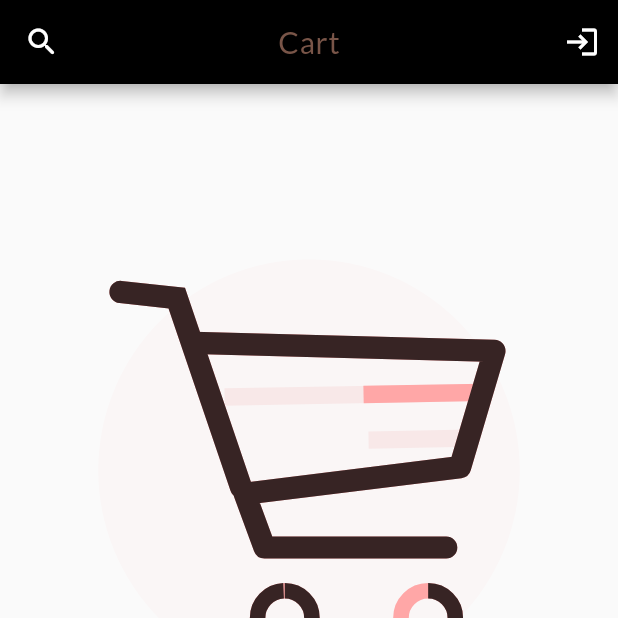
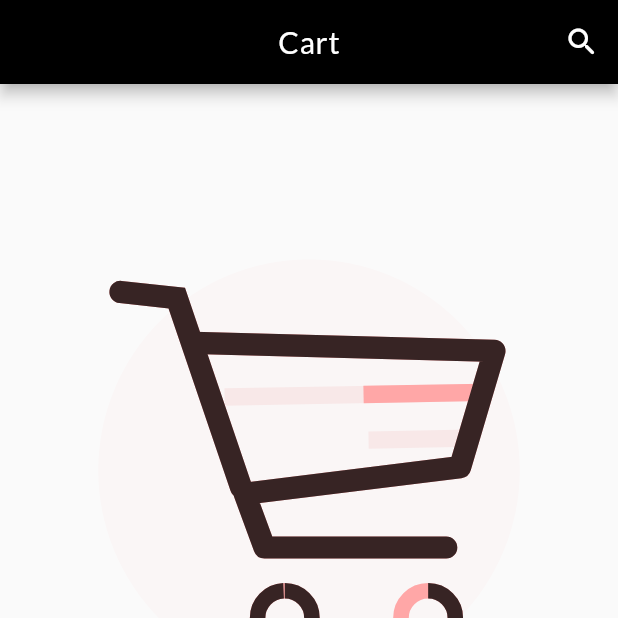
Before and after one commit to athulpp/furniture_user, a Flutter app: the screen it shows once a user with an empty profile is signed in, item 3 of the bottom bar chosen, on a phone screen of 412 x 824 dp, the top half of it. Run offline on Flutter 3.47's test engine with Material 2 defaults, Android fonts, the phone set to English and light mode, and no system bars; drawn by our look-alikes of bottom_navy_bar; our stand-ins replace cloud_firestore, firebase_auth, firebase_core, flutter_svg, fluttertoast, get and 4 more; missing offline and left inert: razorpay_flutter; accounts and stored records are empty; Roboto replaces fonts that are missing (Tillana).

```diff
--- a/lib/constants/const.dart
+++ b/lib/constants/const.dart
@@ -12,4 +12,8 @@ const kTextColor = Color(0xFF535353);
 
 const kTextLightColor = Color(0xFFACACAC);
 
+final kthemeColor = Colors.black;
+
+final kthemeSecColor = Colors.grey;
+
 const kDefaultPadding = 20.0;
--- a/lib/controller/bottom_bar_control.dart
+++ b/lib/controller/bottom_bar_control.dart
@@ -15,6 +15,8 @@ import 'package:userapp/screens/orders/carts_screen.dart';
 import 'package:userapp/screens/search/search.dart';
 
 import 'package:userapp/screens/wishlist/wishlist_builder.dart';
+
+import '../constants/const.dart';
 
 final data_control = Get.put(Controller());
 
@@ -48,25 +50,25 @@ class BottomNavigation extends StatelessWidget {
     ];
     return Scaffold(
       appBar: AppBar(
-        leading: IconButton(
-            onPressed: () {
-              // Get.to(() => SeachScreen());
+        // leading: IconButton(
+        //     onPressed: () {
+        // Get.to(() => SeachScreen());
 
-              // Get.to(() => ProductSearch());
-              showSearch(
-                context: context,
-                delegate: ProductSearch(),
-              );
-            },
-            icon: Icon(Icons.search_rounded)),
+        // Get.to(() => ProductSearch());
+        // showSearch(
+        //   context: context,
+        //   delegate: ProductSearch(),
+        // );
+        // },
+        // icon: Icon(Icons.search_rounded)),
         centerTitle: true,
-        backgroundColor: Colors.black,
+        backgroundColor: kthemeColor,
         title: GetBuilder<Controller>(
           id: 'indexchange',
           builder: (controller) {
             return Text(title[data_control.selectedIndex],
                 style: GoogleFonts.lato(
-                  textStyle: TextStyle(color: Colors.brown, letterSpacing: .5),
+                  textStyle: TextStyle(color: Colors.white, letterSpacing: .5),
                 ));
           },
         ),
@@ -74,11 +76,16 @@ class BottomNavigation extends StatelessWidget {
         actions: [
           IconButton(
               onPressed: () {
-                WelcomeScreen().launch(context,
-                    pageRouteAnimation: PageRouteAnimation.Slide);
-                // Get.to(() => WelcomeScreen());
+                showSearch(context: context, delegate: ProductSearch());
               },
-              icon: Icon(Icons.login))
+              icon: Icon(Icons.search_rounded))
+          // IconButton(
+          //     onPressed: () {
+          //       WelcomeScreen().launch(context,
+          //           pageRouteAnimation: PageRouteAnimation.Slide);
+          //       // Get.to(() => WelcomeScreen());
+          //     },
+          //     icon: Icon(Icons.login))
         ],
       ),
       body: GetBuilder<Controller>(
@@ -90,7 +97,7 @@ class BottomNavigation extends StatelessWidget {
       bottomNavigationBar: Theme(
         data: Theme.of(context).copyWith(
             // sets the background color of the `BottomNavigationBar`
-            canvasColor: Colors.black,
+            canvasColor: kthemeColor,
             // sets the active color of the `BottomNavigationBar` if `Brightness` is light
             primaryColor: Colors.red,
             textTheme: Theme.of(context)
@@ -109,31 +116,31 @@ class BottomNavigation extends StatelessWidget {
                       title: Text('Home',
                           style:
                               GoogleFonts.tillana(fontWeight: FontWeight.bold)),
-                      activeColor: Colors.black,
-                      inactiveColor: Colors.grey),
+                      activeColor: kthemeColor,
+                      inactiveColor: kthemeSecColor),
                   BottomNavyBarItem(
                     icon: Icon(Icons.bookmark_border),
                     title: Text('Wishlist',
                         style:
                             GoogleFonts.tillana(fontWeight: FontWeight.bold)),
-                    activeColor: Colors.black,
-                    inactiveColor: Colors.grey,
+                    activeColor: kthemeColor,
+                    inactiveColor: kthemeSecColor,
                   ),
                   BottomNavyBarItem(
                     icon: Icon(Icons.shopping_cart),
                     title: Text('Cart',
                         style:
                             GoogleFonts.tillana(fontWeight: FontWeight.bold)),
-                    activeColor: Colors.black,
-                    inactiveColor: Colors.grey,
+                    activeColor: kthemeColor,
+                    inactiveColor: kthemeSecColor,
                   ),
                   BottomNavyBarItem(
                     icon: Icon(Icons.topic),
                     title: Text('Profile',
                         style:
                             GoogleFonts.tillana(fontWeight: FontWeight.bold)),
-                    activeColor: Colors.black,
-                    inactiveColor: Colors.grey,
+                    activeColor: kthemeColor,
+                    inactiveColor: kthemeSecColor,
                   ),
                 ],
               );
--- a/lib/newHome.dart
+++ b/lib/newHome.dart
@@ -31,7 +31,7 @@ final Stream<QuerySnapshot> _productStream =
 class _SingleProductWidgetState extends State<SingleProductWidget> {
   @override
   Widget build(BuildContext context) {
-    timeDilation = 4.0;
+    // timeDilation = 10.0;
     return StreamBuilder<QuerySnapshot>(
         stream: _productStream,
         builder: (BuildContext context, AsyncSnapshot<QuerySnapshot> snapshot) {
```
Also changed, not shown: lib/shipping address/all_address.dart (+104 -63 lines).
